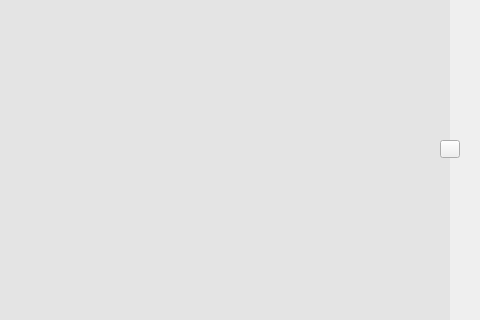
The window that qatime-studio/UIAuxiliaryPanel.ui (chuanjiabao1981/qatime-win) describes before a commit, drawn with Qt 5; both pictures show x 130 to 610 and y 130 to 450 of the 610 by 585 pixel window.
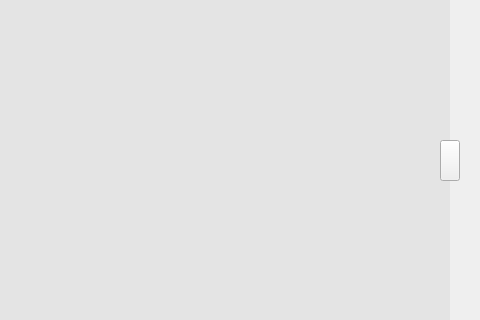
The same window after the commit. Icons and pictures are not drawn.

The edit to the form file:
```diff
--- a/qatime-studio/UIAuxiliaryPanel.ui
+++ b/qatime-studio/UIAuxiliaryPanel.ui
@@ -48,7 +48,7 @@
      <x>570</x>
      <y>270</y>
      <width>20</width>
-     <height>18</height>
+     <height>41</height>
     </rect>
    </property>
    <property name="styleSheet">
```
Left out of the diff: 26 changed lines with no effect on the pictures.
